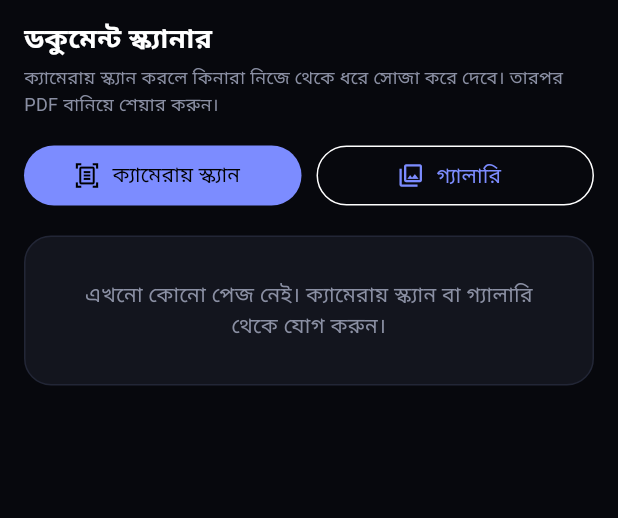
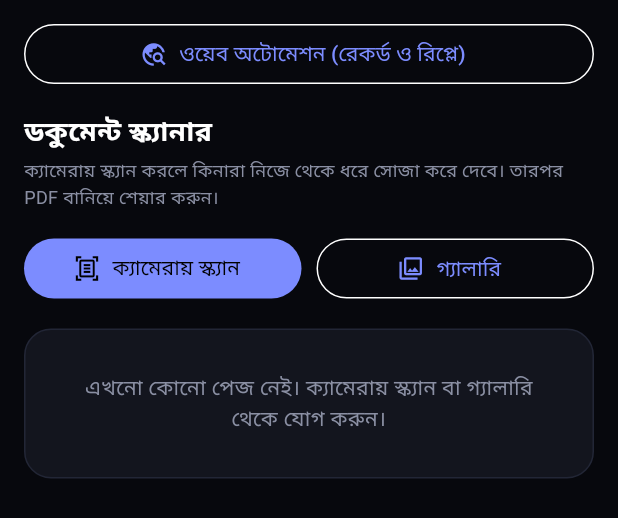
Before and after one commit to rana22222/NH-AI-2.0agent, a Flutter app: the DocScannerPage widget shown alone on an empty page, opened directly, on a phone screen of 412 x 824 dp. Shown: the top 518 px of the screen. Run offline on Flutter 3.47's test engine with Material 3 defaults, Android fonts, the phone set to English and light mode, and no system bars; our stand-ins replace flutter_local_notifications, flutter_tts, image_picker, pdf, share_plus, shared_preferences and 2 more; missing offline and left inert: google_mlkit_document_scanner; accounts and stored records are empty.

Commit message:
feat: open web automation from scanner tab

```diff
--- a/lib/doc_scanner.dart
+++ b/lib/doc_scanner.dart
@@ -9,6 +9,8 @@ import 'package:path_provider/path_provider.dart';
 import 'package:pdf/pdf.dart';
 import 'package:pdf/widgets.dart' as pw;
 import 'package:share_plus/share_plus.dart';
+
+import 'web_studio.dart';
 
 const Color _kBg = Color(0xFF07080D);
 const Color _kSurface = Color(0xFF13151E);
@@ -199,6 +201,15 @@ class _DocScannerPageState extends State<DocScannerPage> {
       child: ListView(
         padding: const EdgeInsets.fromLTRB(16, 12, 16, 24),
         children: [
+          OutlinedButton.icon(
+            onPressed: () => Navigator.push(
+              context,
+              MaterialPageRoute<void>(builder: (_) => const WebStudioPage()),
+            ),
+            icon: const Icon(Icons.travel_explore_outlined),
+            label: const Text('ওয়েব অটোমেশন (রেকর্ড ও রিপ্লে)'),
+          ),
+          const SizedBox(height: 14),
           const Text(
             'ডকুমেন্ট স্ক্যানার',
             style: TextStyle(fontSize: 18, fontWeight: FontWeight.w700),
```
